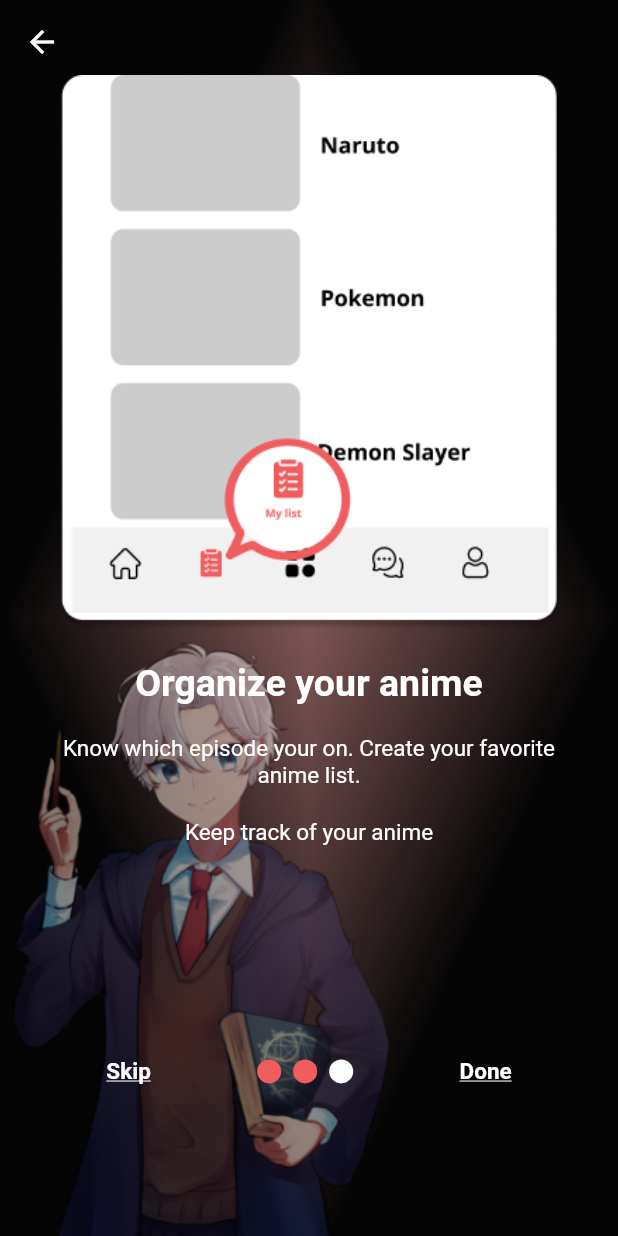
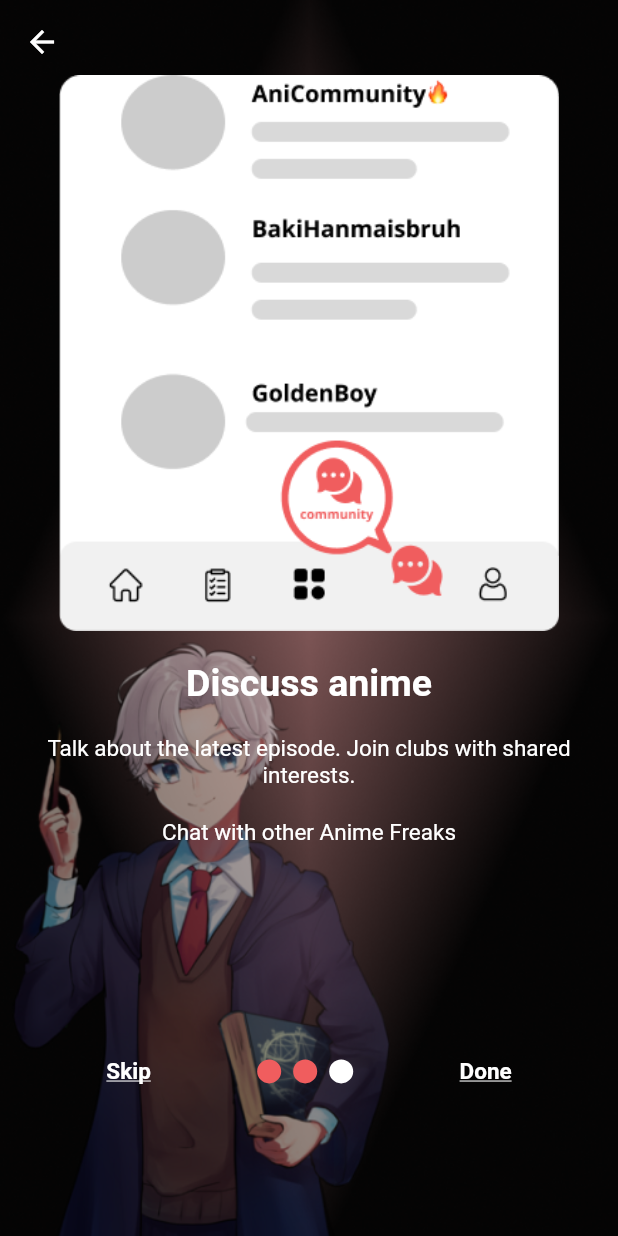
Before and after one commit to spotforotaku/flutter-app, a Flutter app: the TutorialPage screen opened directly, swiped to page 3, on a phone screen of 412 x 824 dp. Run offline on Flutter 3.47's test engine with Material 2 defaults, Android fonts, the light colour scheme and no system bars; drawn by our look-alikes of smooth_page_indicator; our stand-ins replace firebase_auth, firebase_core, flutter_spinkit, font_awesome_flutter, google_sign_in; accounts and stored records are empty.

Commit message:
removed tutorial_1.dart, and made a tempalte widget

```diff
--- a/lib/pages/tutorial/tutorial.dart
+++ b/lib/pages/tutorial/tutorial.dart
@@ -1,7 +1,9 @@
 import 'package:flutter/material.dart';
 import 'package:otaku/pages/login/login.dart';
-import 'package:otaku/pages/tutorial/tutorial_1.dart';
+import 'package:otaku/pages/tutorial/tutorial_template.dart';
 import 'package:smooth_page_indicator/smooth_page_indicator.dart';
+
+import 'constants.dart';
 
 class TutorialPage extends StatefulWidget {
   const TutorialPage({super.key});
@@ -34,9 +36,26 @@ class _TutorialPageState extends State<TutorialPage> {
             },
             controller: _controller,
             children: const [
-              Tutorial1(),
-              Tutorial1(),
-              Tutorial1(),
+              TutorialTemplate(
+                imageTut: listTut,
+                heading: "Organize your anime",
+                text1:
+                    "Know which episode your on. Create your favorite anime list.",
+                text2: "Keep track of your anime",
+              ),
+              TutorialTemplate(
+                imageTut: browseTut,
+                heading: "Discover new anime",
+                text1: "See all different genres and choose your anime.",
+                text2: "Anime are waiting for you",
+              ),
+              TutorialTemplate(
+                imageTut: chatTut,
+                heading: "Discuss anime",
+                text1:
+                    "Talk about the latest episode. Join clubs with shared interests.",
+                text2: "Chat with other Anime Freaks",
+              ),
             ],
           ),
           //  dot indicator
--- a/lib/pages/tutorial/tutorial_1.dart
+++ b/lib/pages/tutorial/tutorial_template.dart
@@ -1,8 +1,18 @@
 import 'package:flutter/material.dart';
 import 'constants.dart';
 
-class Tutorial1 extends StatelessWidget {
-  const Tutorial1({super.key});
+class TutorialTemplate extends StatelessWidget {
+  final String imageTut;
+  final String heading;
+  final String text1;
+  final String text2;
+
+  const TutorialTemplate(
+      {super.key,
+      required this.imageTut,
+      required this.heading,
+      required this.text1,
+      required this.text2});
 
   @override
   Widget build(BuildContext context) {
@@ -28,12 +38,12 @@ class Tutorial1 extends StatelessWidget {
                   margin: const EdgeInsets.only(top: 50),
                   height: MediaQuery.of(context).size.height * .45,
                   alignment: Alignment.topCenter,
-                  child: Image.asset(listTut),
+                  child: Image.asset(imageTut),
                 ),
-                const Padding(
+                Padding(
                   padding: EdgeInsets.all(20.0),
                   child: Text(
-                    "Organize your anime",
+                    heading,
                     style: TextStyle(
                       color: Colors.white,
                       fontSize: 25,
@@ -45,9 +55,9 @@ class Tutorial1 extends StatelessWidget {
                   padding: const EdgeInsets.only(left: 30, right: 30),
                   child: SizedBox(
                     width: MediaQuery.of(context).size.height * .70,
-                    child: const Text(
+                    child: Text(
                       textAlign: TextAlign.center,
-                      "Know which episode your on. Create your favorite anime list.",
+                      text1,
                       style: TextStyle(
                         color: Colors.white,
                         fontSize: 15,
@@ -59,9 +69,9 @@ class Tutorial1 extends StatelessWidget {
                   padding: const EdgeInsets.only(top: 20, left: 30, right: 30),
                   child: SizedBox(
                     width: MediaQuery.of(context).size.height * .70,
-                    child: const Text(
+                    child: Text(
                       textAlign: TextAlign.center,
-                      "Keep track of your anime",
+                      text2,
                       style: TextStyle(
                         color: Colors.white,
                         fontSize: 15,
```
